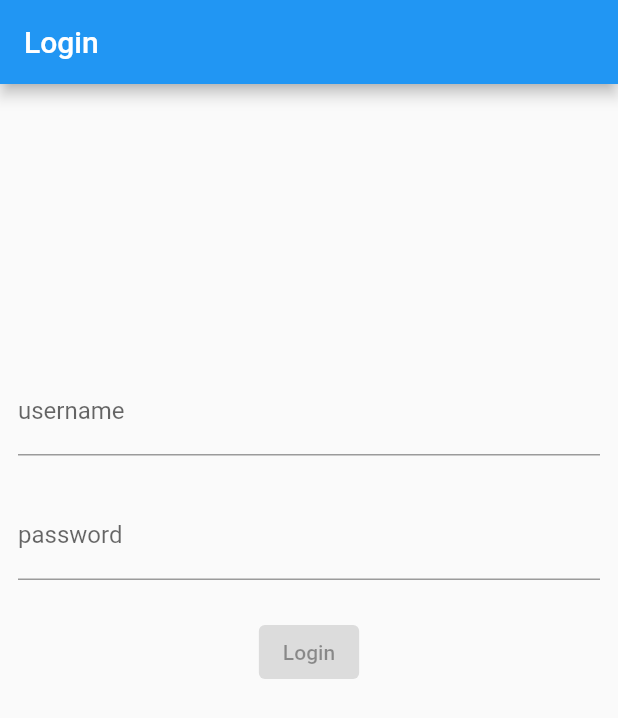
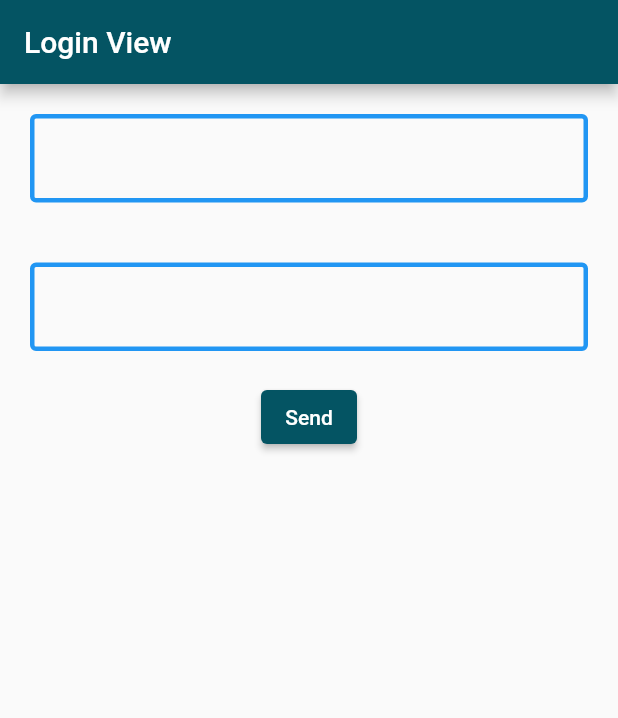
Before and after one commit to gurkay/bloc_pattern_2, a Flutter app: the screen it shows after launch, on a phone screen of 412 x 824 dp. Shown: the top 718 px of the screen. Run offline on Flutter 3.47's test engine with Material 2 defaults, Android fonts, the light colour scheme and no system bars; our stand-ins replace dio, equatable, flutter_bloc, formz, hydrated_bloc; accounts and stored records are empty.

Commit message:
added new codes

```diff
--- a/lib/404/feature/login/service/login_service.dart
+++ b/lib/404/feature/login/service/login_service.dart
@@ -4,17 +4,23 @@ import 'package:flutter/foundation.dart';
 import '../../../product/model/token_model.dart';
 import '../model/login_model.dart';
 
-class LoginService {
+abstract class ILoginService {
   final Dio dio;
 
-  LoginService(this.dio);
+  ILoginService(this.dio);
+  Future<dynamic> login(LoginModel model);
+  final _loginPath = 'api/login';
+}
 
-  Future<TokenModel?> login(LoginModel model) async {
+class LoginService extends ILoginService {
+  LoginService(Dio dio) : super(dio);
+
+  @override
+  Future<dynamic> login(LoginModel model) async {
     if (kDebugMode) {
-      print('response.data : ${model}');
+      print('response.data : ${model.toJson()}');
     }
-    final response = await dio.post<TokenModel>('api/login',
-        data: model, queryParameters: model.toJson());
+    final response = await dio.post<dynamic>('api/login', data: model.toJson());
 
     return response.data;
   }
--- /dev/null
+++ b/lib/404/feature/login/view/login_view.dart
@@ -0,0 +1,81 @@
+import 'package:flutter/material.dart';
+
+class LoginView extends StatefulWidget {
+  const LoginView({super.key});
+
+  @override
+  State<LoginView> createState() => _LoginViewState();
+}
+
+class _LoginViewState extends State<LoginView> {
+  @override
+  Widget build(BuildContext context) {
+    return Scaffold(
+      appBar: AppBar(
+        title: const Text('Login View'),
+      ),
+      body: Form(
+        child: Column(
+          children: [
+            const EmailTextFormField(),
+            const PasswordTextFormField(),
+            ElevatedButton(
+              onPressed: () {},
+              child: const Text('Send'),
+            ),
+          ],
+        ),
+      ),
+    );
+  }
+}
+
+class PasswordTextFormField extends StatelessWidget {
+  const PasswordTextFormField({
+    super.key,
+  });
+
+  @override
+  Widget build(BuildContext context) {
+    return Padding(
+      padding: const PagePadding.all(),
+      child: TextFormField(
+        decoration: const InputDecoration(
+          enabledBorder: OutlineInputBorder(
+            borderSide: BorderSide(
+              width: 3,
+              color: Colors.blue,
+            ),
+          ),
+        ),
+      ),
+    );
+  }
+}
+
+class EmailTextFormField extends StatelessWidget {
+  const EmailTextFormField({
+    super.key,
+  });
+
+  @override
+  Widget build(BuildContext context) {
+    return Padding(
+      padding: const PagePadding.all(),
+      child: TextFormField(
+        decoration: const InputDecoration(
+          enabledBorder: OutlineInputBorder(
+            borderSide: BorderSide(
+              width: 3,
+              color: Colors.blue,
+            ),
+          ),
+        ),
+      ),
+    );
+  }
+}
+
+class PagePadding extends EdgeInsets {
+  const PagePadding.all() : super.all(20);
+}
--- /dev/null
+++ b/lib/app_three.dart
@@ -0,0 +1,41 @@
+import 'package:flutter/material.dart';
+import 'package:flutter_bloc/flutter_bloc.dart';
+
+import '404/feature/login/view/login_view.dart';
+import 'routes/app_routes.dart';
+import 'routes/pages.dart';
+
+class AppThree extends StatelessWidget {
+  const AppThree({super.key});
+
+  @override
+  Widget build(BuildContext context) {
+    return MultiBlocProvider(
+      providers: [...Pages.Blocer(context)],
+      child: MaterialApp(
+        title: 'Flutter Timer',
+        theme: ThemeData(
+          primaryColor: const Color.fromARGB(255, 4, 88, 121),
+          colorScheme: const ColorScheme.light(
+            brightness: Brightness.light,
+            primary: Color.fromRGBO(4, 84, 99, 1),
+            onPrimary: Colors.white,
+            secondary: Color.fromRGBO(119, 204, 255, 1),
+            onSecondary: Colors.lightBlue,
+            error: Color.fromRGBO(187, 14, 14, 1),
+            onError: Colors.red,
+            background: Colors.amberAccent,
+            onBackground: Colors.amber,
+            surface: Colors.white,
+            onSurface: Colors.white24,
+          ),
+        ),
+        debugShowCheckedModeBanner: false,
+        navigatorObservers: [Pages.observer],
+        initialRoute: AppRoutes.INITIAL,
+        onGenerateRoute: Pages.GenerateRouteSettings,
+        home: const LoginView(),
+      ),
+    );
+  }
+}
--- a/lib/main.dart
+++ b/lib/main.dart
@@ -1,7 +1,6 @@
+import 'package:bloc_pattern_2/app_three.dart';
 import 'package:flutter/material.dart';
 
-import 'app_one.dart';
-
 void main() async {
-  runApp(const AppOne());
+  runApp(const AppThree());
 }
```
Also changed, not shown: 1 other file.
